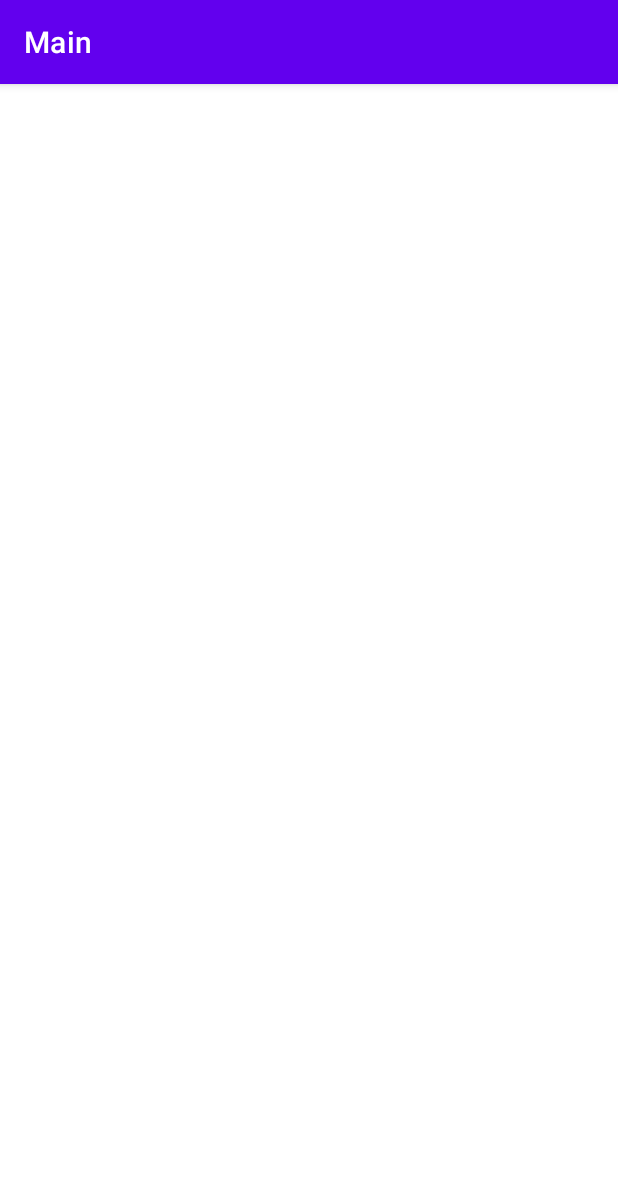
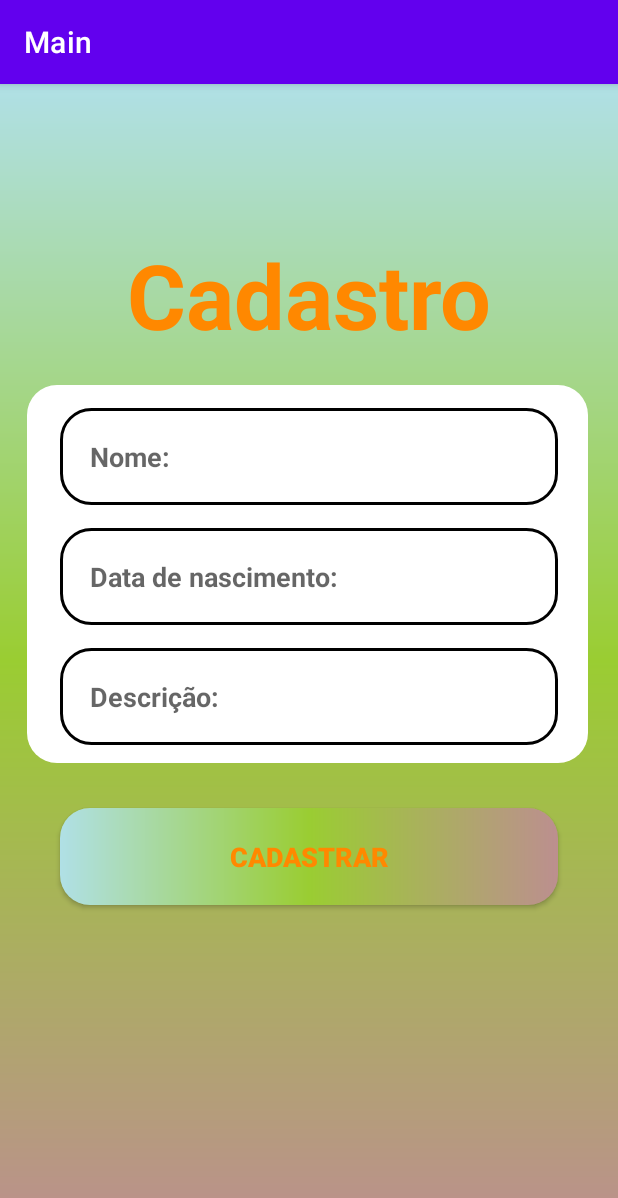
Before and after one commit to VinciPy/si.03-cadastro-pessoa-android, an Android app: the FormCadastro screen opened directly, with no data from a screen before it, on a phone screen of 412 x 824 dp. Shown: the top 1198 px of the screen. Run offline under Robolectric (Android 15) with nearby library versions, the phone set to English and light mode, and no system bars.

Commit message:
Update.1.1.0
Criado-segunda-Tela, Adição-de-campos-de-informação, botão-de-cadastro-criado

```diff
--- a/app/src/main/java/com/example/main/FormCadastro.kt
+++ b/app/src/main/java/com/example/main/FormCadastro.kt
@@ -1,3 +1,4 @@
+
 package com.example.main
 
 import androidx.appcompat.app.AppCompatActivity
--- a/app/src/main/res/layout/activity_form_cadastro.xml
+++ b/app/src/main/res/layout/activity_form_cadastro.xml
@@ -4,6 +4,81 @@
     xmlns:tools="http://schemas.android.com/tools"
     android:layout_width="match_parent"
     android:layout_height="match_parent"
+    android:background="@drawable/background"
     tools:context=".FormCadastro">
 
+    <TextView
+        android:id="@+id/titulo_cadastro"
+        android:layout_width="wrap_content"
+        android:layout_height="wrap_content"
+        android:text="@string/titulo_cadastro"
+        android:textColor="@android:color/holo_orange_dark"
+        android:textSize="60dp"
+        android:textStyle="bold"
+        android:layout_marginTop="100dp"
+        app:layout_constraintStart_toStartOf="parent"
+        app:layout_constraintEnd_toEndOf="parent"
+        app:layout_constraintTop_toTopOf="parent"
+        />
+
+    <View
+        android:id="@+id/containerComponentes"
+        style="@style/ContainerComponents"
+        android:layout_width="374dp"
+        android:layout_height="252dp"
+        android:layout_marginTop="20dp"
+        app:layout_constraintEnd_toEndOf="parent"
+        app:layout_constraintHorizontal_bias="1.0"
+        app:layout_constraintStart_toStartOf="parent"
+        app:layout_constraintTop_toBottomOf="@+id/titulo_cadastro" />
+
+    <EditText
+        android:id="@+id/Nome_edit"
+        style="@style/Edit_Text"
+        android:hint="Nome:"
+        android:inputType="text"
+        android:textStyle="bold"
+        app:layout_constraintTop_toTopOf="@id/containerComponentes"
+        app:layout_constraintStart_toStartOf="@id/containerComponentes"
+        app:layout_constraintEnd_toEndOf="@id/containerComponentes"
+        />
+
+    <EditText
+        android:id="@+id/Data_nascimento_edit"
+        style="@style/Edit_Text"
+        android:hint="Data de nascimento:"
+        android:inputType="date"
+        android:textStyle="bold"
+        app:layout_constraintTop_toBottomOf="@id/Nome_edit"
+        app:layout_constraintStart_toStartOf="@id/containerComponentes"
+        app:layout_constraintEnd_toEndOf="@id/containerComponentes"
+    />
+
+    <EditText
+        android:id="@+id/Descrição_edit"
+        style="@style/Edit_Text"
+        android:hint="Descrição:"
+        android:inputType="text"
+        android:textStyle="bold"
+        app:layout_constraintTop_toBottomOf="@id/Data_nascimento_edit"
+        app:layout_constraintStart_toStartOf="@id/containerComponentes"
+        app:layout_constraintEnd_toEndOf="@id/containerComponentes"
+    />
+
+    <androidx.appcompat.widget.AppCompatButton
+        style="@style/Button"
+        android:layout_marginTop="30dp"
+        android:text="Cadastrar"
+        android:textStyle="bold"
+        android:textColor="@android:color/holo_orange_dark"
+        app:layout_constraintTop_toBottomOf="@id/containerComponentes"
+        app:layout_constraintStart_toStartOf="parent"
+        app:layout_constraintEnd_toEndOf="parent"
+        />
+
+
+
+
+
+
 </androidx.constraintlayout.widget.ConstraintLayout>
--- a/app/src/main/res/layout/activity_main.xml
+++ b/app/src/main/res/layout/activity_main.xml
@@ -13,24 +13,19 @@
         style="@style/ContainerComponents"
         app:layout_constraintStart_toEndOf="parent"
         app:layout_constraintStart_toStartOf="parent"
-        tools:layout_editor_absoluteY="116dp" />
+        tools:layout_editor_absoluteY="179dp" />
 
-    <ImageView
-        android:layout_width="200dp"
-        android:layout_height="200dp"
-        android:layout_marginTop="68dp"
-        app:layout_constraintEnd_toEndOf="parent"
-        app:layout_constraintHorizontal_bias="0.549"
-        app:layout_constraintStart_toStartOf="parent"
-        app:layout_constraintTop_toTopOf="parent" />
+
 
     <androidx.appcompat.widget.AppCompatButton
         android:id="@+id/bt_cadastrar"
         style="@style/Button"
         android:text="@string/cadastrar"
         app:layout_constraintEnd_toEndOf="parent"
+        app:layout_constraintHorizontal_bias="0.612"
         app:layout_constraintStart_toStartOf="parent"
-        tools:layout_editor_absoluteY="220dp" />
+        tools:layout_editor_absoluteY="280dp" />
+
 
     <androidx.appcompat.widget.AppCompatButton
         android:id="@+id/bt_Listar"
@@ -38,7 +33,7 @@
         android:text="@string/Lista"
         app:layout_constraintEnd_toEndOf="parent"
         app:layout_constraintStart_toStartOf="parent"
-        tools:layout_editor_absoluteY="315dp" />
+        tools:layout_editor_absoluteY="372dp" />
 
     <ProgressBar
         android:id="@+id/progressbar"
--- a/app/src/main/res/values/colors.xml
+++ b/app/src/main/res/values/colors.xml
@@ -10,5 +10,4 @@
     <color name="marrom">#bc8f8f</color>
     <color name="verde_amarelado">#9acd32</color>
     <color name="azul_polvora">#b0e0e6</color>
-
 </resources>
--- a/app/src/main/res/values/strings.xml
+++ b/app/src/main/res/values/strings.xml
@@ -2,5 +2,6 @@
     <string name="app_name">Main</string>
     <string name="cadastrar">Cadastrar</string>
     <string name="Lista">Listar</string>
+    <string name="titulo_cadastro">Cadastro</string>
 
 </resources>
```
